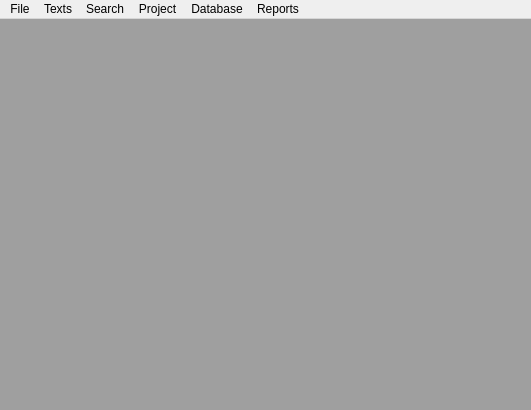
Before: the Qt Designer form mainwindow.ui in adamb924/Gloss, drawn with Qt 5.
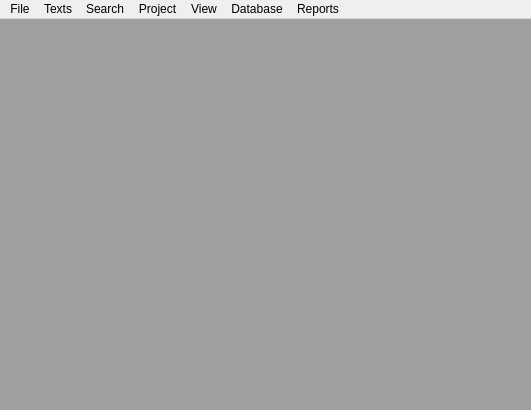
After: the same form once the commit is applied.

Commit message:
Interface for configuring views
And lots of incidental changes to data structures (passing pointers
rather than copies)

Patch:
```diff
--- a/mainwindow.ui
+++ b/mainwindow.ui
@@ -127,10 +127,17 @@
     <addaction name="actionCounts_of_text_forms"/>
     <addaction name="actionCounts_of_glosses"/>
    </widget>
+   <widget class="QMenu" name="menuView">
+    <property name="title">
+     <string>View</string>
+    </property>
+    <addaction name="actionConfigure_views"/>
+   </widget>
    <addaction name="menuFile"/>
    <addaction name="menuData"/>
    <addaction name="menuSearch"/>
    <addaction name="menuProject"/>
+   <addaction name="menuView"/>
    <addaction name="menuGuts"/>
    <addaction name="menuReports"/>
   </widget>
```
Left out of the diff: 5 changed lines with no effect on the pictures. The commit also changes 31 other files.
